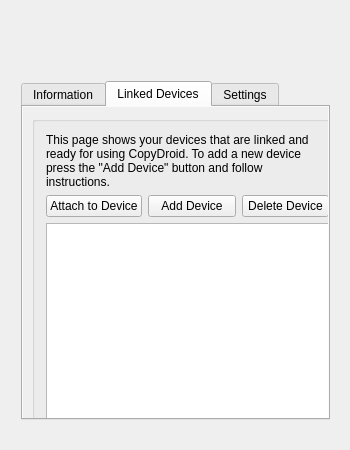
Old version of the form widget.ui in the repository dhensen/copydroid-desktop-client.
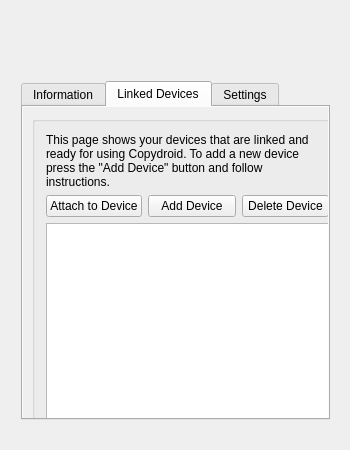
New version of the form. Icons and pictures are not drawn.

Commit message: Modified copydroid.ico and copydroid.png, changed capital D in CopyDroid to small d to become Copydroid.

What changed in the file:
```diff
--- a/widget.ui
+++ b/widget.ui
@@ -133,7 +133,7 @@
          <item row="0" column="0" colspan="3">
           <widget class="QLabel" name="label_2">
            <property name="text">
-            <string>This page shows your devices that are linked and ready for using CopyDroid. To add a new device press the &quot;Add Device&quot; button and follow instructions.</string>
+            <string>This page shows your devices that are linked and ready for using Copydroid. To add a new device press the &quot;Add Device&quot; button and follow instructions.</string>
            </property>
            <property name="alignment">
             <set>Qt::AlignLeading|Qt::AlignLeft|Qt::AlignTop</set>
```
Left out of the diff: 10 changed lines with no effect on the pictures. The commit also changes 4 other files.
